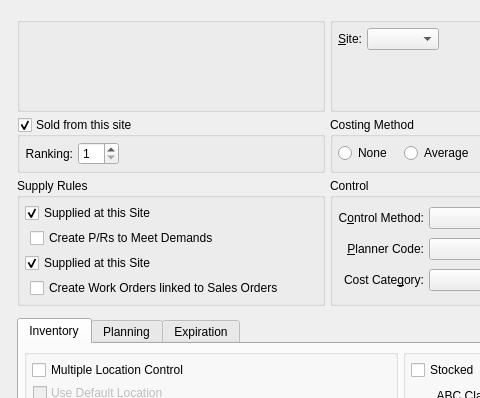
Old version of the form xtuple/trunk/guiclient/createItemSitesByClassCode.ui in the repository WooodHead/xtuple; both pictures show x 0 to 480 and y 0 to 398 of the 800 by 624 pixel window.
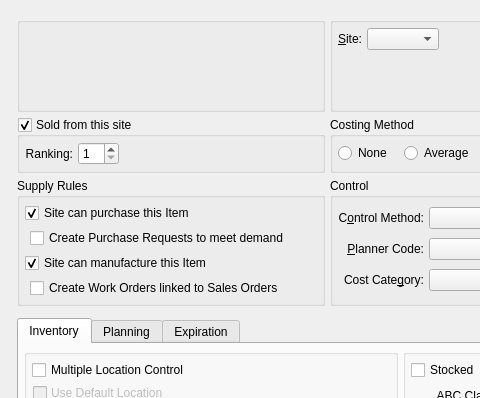
New version of the form. Custom widgets are drawn as their Qt base class.

Commit message: Issue #8273:touch up labels

Diff of the .ui file:
```diff
--- a/xtuple/trunk/guiclient/createItemSitesByClassCode.ui
+++ b/xtuple/trunk/guiclient/createItemSitesByClassCode.ui
@@ -230,7 +230,7 @@
                </sizepolicy>
               </property>
               <property name="text" >
-               <string>Supplied at this Site</string>
+               <string>Site can purchase this Item</string>
               </property>
               <property name="checked" >
                <bool>true</bool>
@@ -258,7 +258,7 @@
               <item>
                <widget class="QCheckBox" name="_createPr" >
                 <property name="text" >
-                 <string>Create P/Rs to Meet Demands</string>
+                 <string>Create Purchase Requests to meet demand</string>
                 </property>
                </widget>
               </item>
@@ -273,7 +273,7 @@
                </sizepolicy>
               </property>
               <property name="text" >
-               <string>Supplied at this Site</string>
+               <string>Site can manufacture this Item</string>
               </property>
               <property name="checked" >
                <bool>true</bool>
```
The commit also changes 1 other file.
